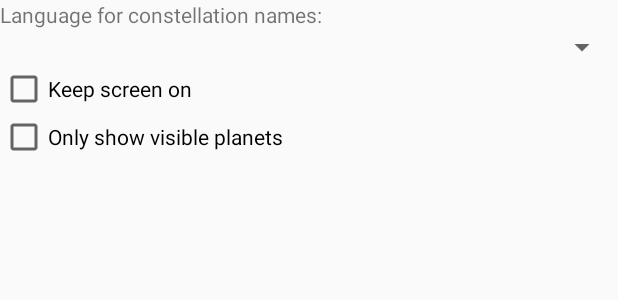
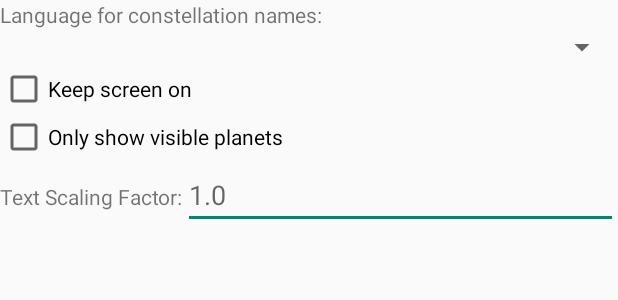
Before and after one commit to tengel/AndroidPlanisphere, an Android app: the layout settings_dialog.xml on its own in the app's theme, with its tools: preview values and no code run, on a phone screen of 412 x 824 dp. Shown: the top 300 px of the screen. Run offline under Robolectric (Android 15) with nearby library versions, the phone set to English and light mode, and no system bars.

Commit message:
New option: Text scaling factor.

```diff
--- a/app/src/main/res/layout/settings_dialog.xml
+++ b/app/src/main/res/layout/settings_dialog.xml
@@ -1,6 +1,8 @@
 <?xml version="1.0" encoding="utf-8"?>
 <LinearLayout xmlns:android="http://schemas.android.com/apk/res/android"
-    android:orientation="vertical" android:layout_width="match_parent"
+    xmlns:tools="http://schemas.android.com/tools"
+    android:orientation="vertical"
+    android:layout_width="match_parent"
     android:layout_height="match_parent">
 
     <TextView
@@ -26,4 +28,22 @@
         android:layout_width="match_parent"
         android:layout_height="wrap_content"
         android:text="@string/onlyVisiblePlanets" />
+
+    <LinearLayout
+        android:layout_width="match_parent"
+        android:layout_height="wrap_content"
+        android:orientation="horizontal">
+        <TextView
+            android:layout_width="wrap_content"
+            android:layout_height="wrap_content"
+            android:text="@string/textScalingFactor"/>
+        <EditText
+            android:id="@+id/fontScale"
+            android:layout_width="match_parent"
+            android:layout_height="wrap_content"
+            android:inputType="numberDecimal"
+            tools:ignore="Autofill"
+            android:hint="@string/textScalingHint"/>
+    </LinearLayout>
+
 </LinearLayout>
--- a/app/src/main/res/values/strings.xml
+++ b/app/src/main/res/values/strings.xml
@@ -99,6 +99,8 @@
     <string name="nauticalDusk">End evening nautical twilight</string>
     <string name="astroDusk">End evening astronomical twilight</string>
     <string name="phase">Phase</string>
+    <string name="textScalingFactor">Text Scaling Factor:</string>
+    <string name="textScalingHint" translatable="false">1.0</string>
 
     <string name="about_text"><![CDATA[
 <h1>Planisphere</h1>
```
Also changed, not shown: app/src/main/java/org/tengel/planisphere/ChartObject.java (+14 -6 lines), app/src/main/java/org/tengel/planisphere/Settings.java (+14 -0 lines), app/src/main/java/org/tengel/planisphere/dialog/SettingsDialog.java (+14 -7 lines), 7 other files.
